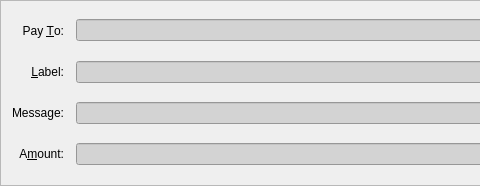
The window that src/qt/forms/sendcoinsentry.ui (gridcoin-community/Gridcoin-Research) describes before a commit, drawn with Qt 5; both pictures show x 0 to 480 and y 0 to 186 of the 731 by 186 pixel window.
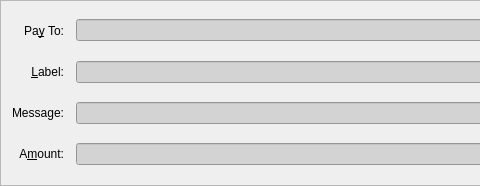
The same window after the commit. Icons and pictures are not drawn. Custom widgets are drawn as their Qt base class.

Commit message: Add correct buddy assignment to message label

Patch:
```diff
--- a/src/qt/forms/sendcoinsentry.ui
+++ b/src/qt/forms/sendcoinsentry.ui
@@ -70,7 +70,7 @@
    <item row="3" column="0">
     <widget class="QLabel" name="label_2">
      <property name="text">
-      <string>Pay &amp;To:</string>
+      <string>Pa&amp;y To:</string>
      </property>
      <property name="alignment">
       <set>Qt::AlignRight|Qt::AlignTrailing|Qt::AlignVCenter</set>
```
Left out of the diff: 2 changed lines with no effect on the pictures.
